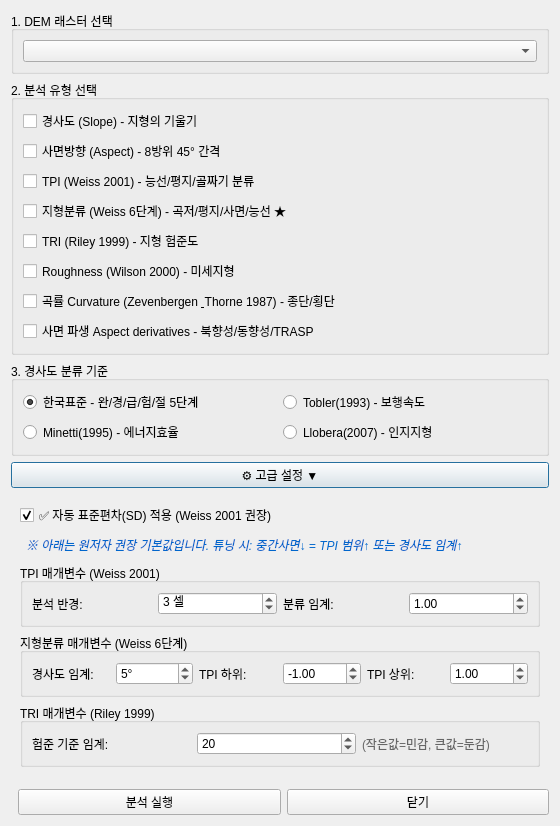
The window that tools/terrain_analysis_dialog_base.ui (lzpxilfe/archtoolkit) describes before a commit, drawn with Qt 5.
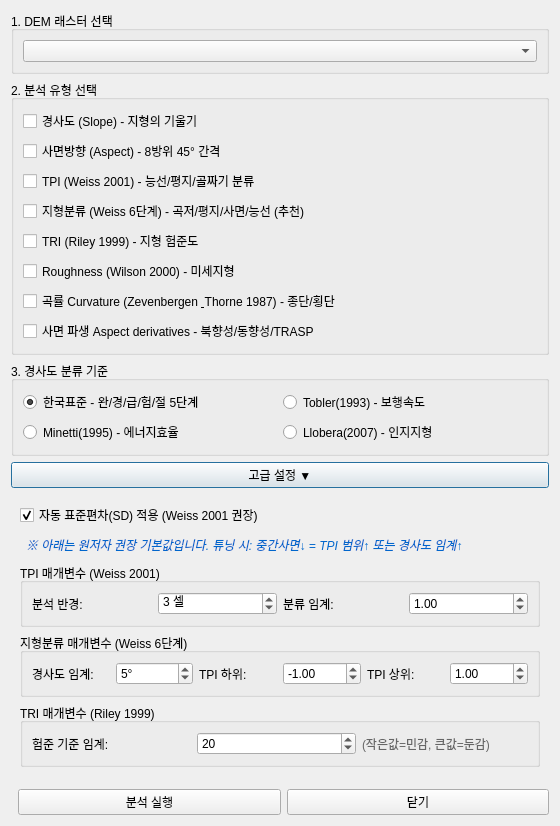
The same window after the commit. Custom widgets are drawn as their Qt base class.

```diff
--- a/tools/terrain_analysis_dialog_base.ui
+++ b/tools/terrain_analysis_dialog_base.ui
@@ -65,7 +65,7 @@
       <item>
        <widget class="QCheckBox" name="chkSlopePosition">
         <property name="text">
-         <string>지형분류 (Weiss 6단계) - 곡저/평지/사면/능선 ★</string>
+         <string>지형분류 (Weiss 6단계) - 곡저/평지/사면/능선 (추천)</string>
         </property>
         <property name="toolTip">
          <string>&lt;html&gt;&lt;b&gt;Weiss 6단계 지형분류 (Landform Classification)&lt;/b&gt;&lt;hr/&gt;&lt;i&gt;Weiss, A. (2001). Topographic Position and Landforms Analysis.&lt;/i&gt;&lt;br/&gt;&lt;br/&gt;TPI와 경사도를 조합하여 지형을 6가지로 자동 분류합니다:&lt;br/&gt;&lt;br/&gt;1. 깊은 곡저 (Incised Valley)&lt;br/&gt;2. 곡저/하상 (Valley Floor)&lt;br/&gt;3. 평지/단구 (Flat or Terrace)&lt;br/&gt;4. 중간 사면 (Mid Slope)&lt;br/&gt;5. 능선 평탄부 (Upland Flat)&lt;br/&gt;6. 급경사 능선 (Steep Ridge)&lt;br/&gt;&lt;br/&gt;&lt;b&gt;★ 추천: 유적 입지 분석에 가장 유용한 지표입니다.&lt;/b&gt;&lt;/html&gt;</string>
@@ -170,7 +170,7 @@
    <item>
     <widget class="QPushButton" name="btnAdvanced">
      <property name="text">
-      <string>⚙ 고급 설정 ▼</string>
+      <string>고급 설정 ▼</string>
      </property>
      <property name="checkable">
       <bool>true</bool>
@@ -186,7 +186,7 @@
       <item>
        <widget class="QCheckBox" name="chkAutoSD">
         <property name="text">
-         <string>✅ 자동 표준편차(SD) 적용 (Weiss 2001 권장)</string>
+         <string>자동 표준편차(SD) 적용 (Weiss 2001 권장)</string>
         </property>
         <property name="checked">
          <bool>true</bool>
```
Left out of the diff: 2 changed lines with no effect on the pictures.
